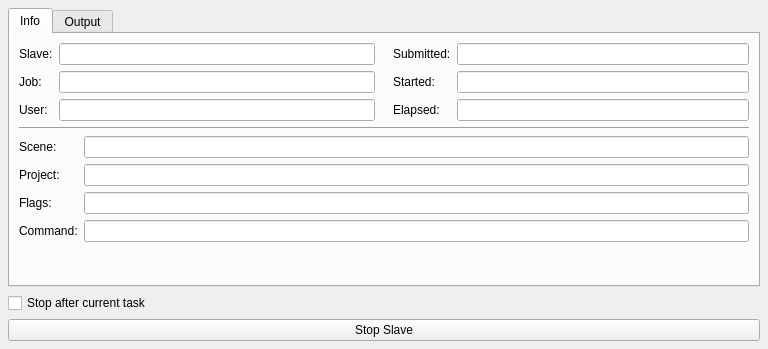
Qt form core/tools/gpsSubmit/slave_ui.ui (mjbonnington/icarus-gps) before a commit.
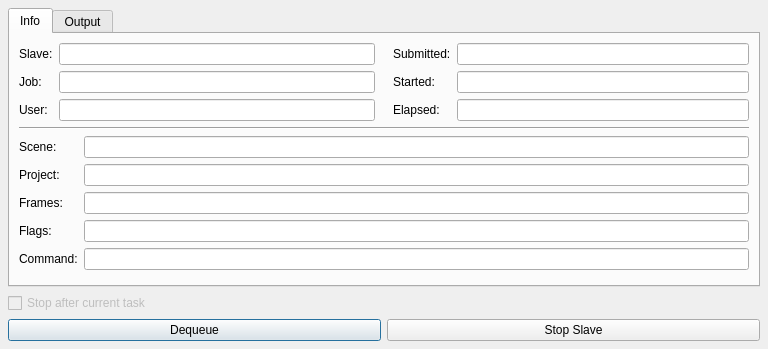
The same form after that commit.

The edit to the form file:
```diff
--- a/core/tools/gpsSubmit/slave_ui.ui
+++ b/core/tools/gpsSubmit/slave_ui.ui
@@ -185,34 +185,48 @@
            </property>
           </widget>
          </item>
-         <item row="2" column="0">
+         <item row="3" column="0">
           <widget class="QLabel" name="flags_label">
            <property name="text">
             <string>Flags:</string>
            </property>
           </widget>
          </item>
-         <item row="2" column="1">
+         <item row="3" column="1">
           <widget class="QLineEdit" name="flags_lineEdit">
            <property name="readOnly">
             <bool>true</bool>
            </property>
           </widget>
          </item>
-         <item row="3" column="0">
+         <item row="4" column="0">
           <widget class="QLabel" name="command_label">
            <property name="text">
             <string>Command:</string>
            </property>
           </widget>
          </item>
-         <item row="3" column="1">
+         <item row="4" column="1">
           <widget class="QLineEdit" name="command_lineEdit">
            <property name="readOnly">
             <bool>true</bool>
            </property>
           </widget>
          </item>
+         <item row="2" column="0">
+          <widget class="QLabel" name="frames_label">
+           <property name="text">
+            <string>Frames:</string>
+           </property>
+          </widget>
+         </item>
+         <item row="2" column="1">
+          <widget class="QLineEdit" name="frames_lineEdit">
+           <property name="readOnly">
+            <bool>true</bool>
+           </property>
+          </widget>
+         </item>
         </layout>
        </item>
        <item>
@@ -260,6 +274,9 @@
    </item>
    <item>
     <widget class="QCheckBox" name="stopAfterTask_checkBox">
+     <property name="enabled">
+      <bool>false</bool>
+     </property>
      <property name="toolTip">
       <string>Stop this slave when the current task completes.</string>
      </property>
@@ -270,6 +287,13 @@
    </item>
    <item>
     <layout class="QHBoxLayout" name="buttonBox_horizontalLayout">
+     <item>
+      <widget class="QPushButton" name="dequeue_pushButton">
+       <property name="text">
+        <string>Dequeue</string>
+       </property>
+      </widget>
+     </item>
      <item>
       <widget class="QPushButton" name="close_pushButton">
        <property name="text">
```
Left out of the diff: 27 changed lines with no effect on the pictures.
